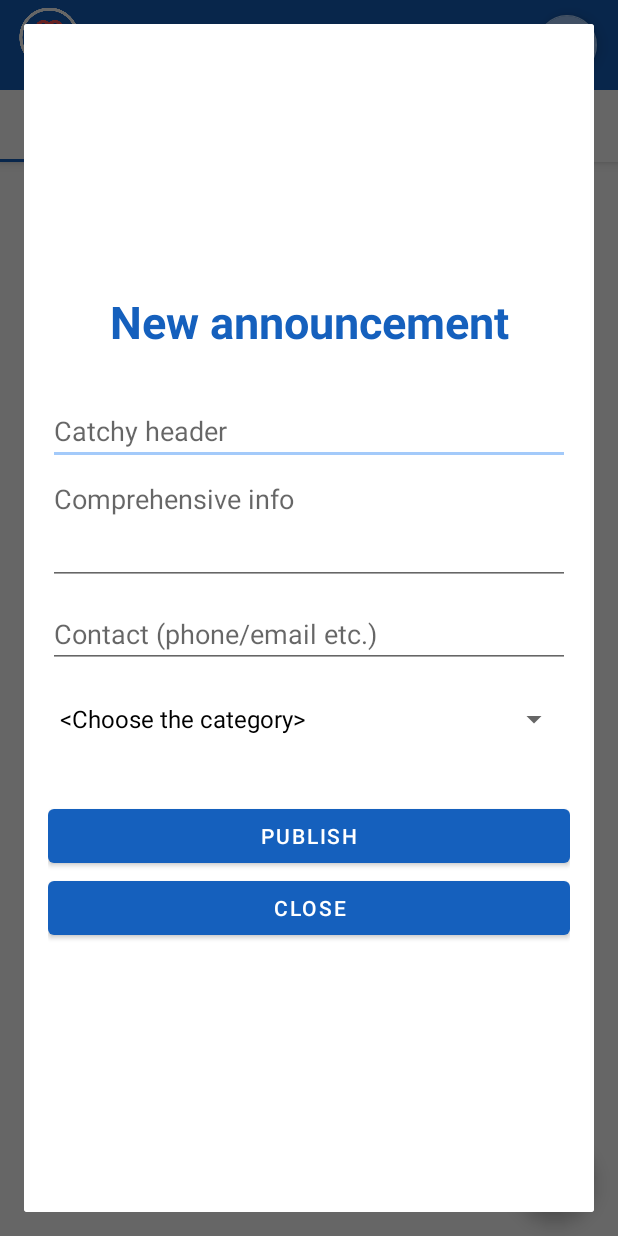
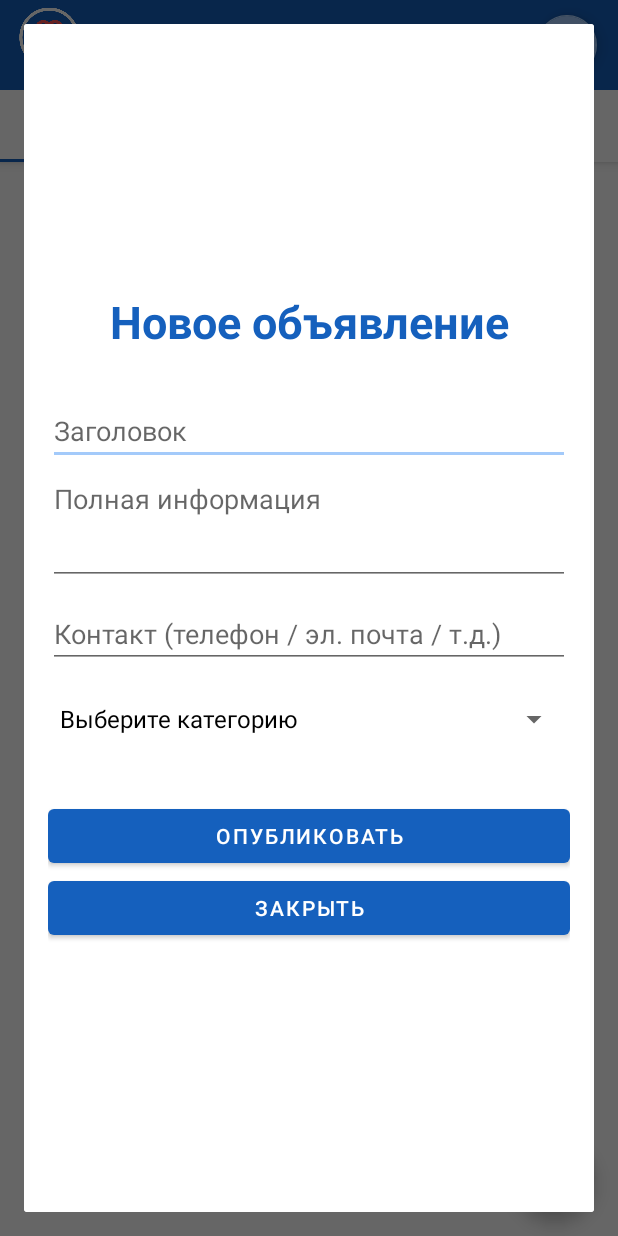
Before and after one commit to SOURobot/MyAdv, an Android app: the fragment CreateFragment placed in its activity, on a phone screen of 412 x 824 dp. Run offline under Robolectric (Android 15) with nearby library versions, the phone set to English and light mode, and no system bars.

Commit message:
Like-Minded 1.0

```diff
--- a/app/src/main/java/com/example/myadv/MainActivity.java
+++ b/app/src/main/java/com/example/myadv/MainActivity.java
@@ -34,16 +34,22 @@ public class MainActivity extends AppCompatActivity implements StaffFragment.Use
         Intent intent = getIntent();
         username = intent.getStringExtra("Login");
 
+        formatName();
+
+        binding.fabLogout.setOnClickListener(v -> logout());
+    }
+
+    private void formatName() {
         if (!isEmpty(username) && username.length() >= 20) {
-            username = username.substring(0, 8) + "...";
+            username = username.substring(0, 10) + "...";
         }
         binding.textUsername.setText(username);
+    }
 
-        binding.fabLogout.setOnClickListener(v -> {
-            Intent intent1 = new Intent(MainActivity.this, LoginActivity.class);
-            intent1.setFlags(Intent.FLAG_ACTIVITY_NEW_TASK | Intent.FLAG_ACTIVITY_CLEAR_TASK);
-            startActivity(intent1);
-        });
+    private void logout() {
+        Intent intent = new Intent(this, LoginActivity.class);
+        intent.setFlags(Intent.FLAG_ACTIVITY_NEW_TASK | Intent.FLAG_ACTIVITY_CLEAR_TASK);
+        startActivity(intent);
     }
 
     @Override
--- a/app/src/main/java/com/example/myadv/databases/PostsDBHelper.java
+++ b/app/src/main/java/com/example/myadv/databases/PostsDBHelper.java
@@ -63,38 +63,29 @@ public class PostsDBHelper extends SQLiteOpenHelper {
 
     public Cursor getUserPosts(String username) {
         SQLiteDatabase db = this.getReadableDatabase();
-        String[] columns = {
-                COLUMN_ID,
-                COLUMN_HEADER,
-                COLUMN_CATEGORY,
-                COLUMN_DATE,
-                COLUMN_USERNAME,
-                COLUMN_INFO,
-                COLUMN_CONTACT
-        };
-
         return db.query(
                 TABLE_POSTS,
-                columns,
+                new String[]{COLUMN_ID, COLUMN_USERNAME, COLUMN_DATE, COLUMN_HEADER,
+                        COLUMN_INFO, COLUMN_CONTACT, COLUMN_CATEGORY},
                 COLUMN_USERNAME + " = ?",
                 new String[]{username},
                 null,
                 null,
-                COLUMN_DATE + " DESC"
+                COLUMN_DATE
         );
     }
 
     public Cursor getAllPosts() {
         SQLiteDatabase db = this.getReadableDatabase();
-        return db.query(TABLE_POSTS,
-                new String[]{COLUMN_ID,
-                        COLUMN_HEADER,
-                        COLUMN_CATEGORY,
-                        COLUMN_DATE,
-                        COLUMN_USERNAME,
-                        COLUMN_INFO,
-                        COLUMN_CONTACT},
-                null, null, null, null,
-                COLUMN_DATE + " DESC");
+        return db.query(
+                TABLE_POSTS,
+                new String[]{COLUMN_ID, COLUMN_USERNAME, COLUMN_DATE, COLUMN_HEADER,
+                        COLUMN_INFO, COLUMN_CONTACT, COLUMN_CATEGORY},
+                null,
+                null,
+                null,
+                null,
+                COLUMN_DATE
+        );
     }
 }
--- a/app/src/main/java/com/example/myadv/post/PostItemDialog.java
+++ b/app/src/main/java/com/example/myadv/post/PostItemDialog.java
@@ -57,7 +57,7 @@ public class PostItemDialog extends DialogFragment {
 
         assert post != null;
         binding.textDetailHeader.setText(post.getHeader());
-        binding.textDetailUsername.setText(post.getUsername());
+        binding.textDetailUsername.setText("by "+ post.getUsername());
         binding.textDetailDate.setText(post.getDate());
         binding.textDetailInfo.setText(post.getInfo());
         binding.textDetailContact.setText(post.getContact());
--- a/app/src/main/res/layout/activity_login.xml
+++ b/app/src/main/res/layout/activity_login.xml
@@ -44,7 +44,8 @@
                 android:layout_width="match_parent"
                 android:layout_height="wrap_content"
                 android:hint="@string/password"
-                android:maxLines="1"/>
+                android:maxLines="1"
+                android:inputType="textPassword"/>
 
             <com.google.android.material.tabs.TabItem
                 android:layout_width="match_parent"
--- a/app/src/main/res/values/strings.xml
+++ b/app/src/main/res/values/strings.xml
@@ -2,23 +2,44 @@
     <string name="app_name">Like-Minded</string>
 
 <!--LoginActivity-->
-    <string name="authorisation">Authorisation</string>
-    <string name="login">Login</string>
-    <string name="password">Password</string>
-    <string name="sign_in">Sign in</string>
-    <string name="register">Register</string>
+    <string name="authorisation">Авторизация</string>
+    <string name="login">Логин</string>
+    <string name="password">Пароль</string>
+    <string name="sign_in">Вход</string>
+    <string name="register">Регистрация</string>
+
+    <string name="empty_fields">Пожалуйста, заполните все поля</string>
+    <string name="bad_input">Неверные данные</string>
+    <string name="user_exists">Данный пользователь уже существует</string>
+    <string name="registration_success">Данные успешно сохранены</string>
+    <string name="save_error">Ошибка при сохранении данных</string>
+    <string name="weak_password">Пароль должен содержать минимум 6 символов</string>
+    <string name="invalid_login">Логин может содержать только буквы, цифры и _</string>
 
 <!--MainActivity-->
     <string name="title_activity_main">MainActivity</string>
-    <string name="tab_text_1">HORIZONS</string>
-    <string name="tab_text_2">STAFF</string>
+    <string name="tab_text_1">Объявления</string>
+    <string name="tab_text_2">Мое</string>
     <string name="refresh">refresh</string>
     <string name="create">create</string>
     <string name="exit">exit</string>
-    <string name="comprehensive_info">Comprehensive info</string>
-    <string name="catchy_header">Catchy header</string>
-    <string name="new_announcement">New announcement</string>
-    <string name="publish">Publish</string>
-    <string name="close">Close</string>
-    <string name="contact">Contact (phone/email etc.)</string>
+
+<!--CreateFragment-->
+    <string name="new_announcement">Новое объявление</string>
+    <string name="catchy_header">Заголовок</string>
+    <string name="comprehensive_info">Полная информация</string>
+    <string name="contact">Контакт (телефон / эл. почта / т.д.)</string>
+    <string name="publish">Опубликовать</string>
+    <string name="close">Закрыть</string>
+
+    <string name="select_category">Выберите категорию</string>
+    <string name="post_published">Объявление опубликовано</string>
+
+    <string-array name="post_categories">
+        <item>Выберите категорию</item>
+        <item>Официальное</item>
+        <item>Событие</item>
+        <item>Хобби</item>
+        <item>Другое</item>
+    </string-array>
 </resources>
```
Also changed, not shown: app/src/main/java/com/example/myadv/LoginActivity.java (+41 -17 lines), app/src/main/java/com/example/myadv/fragments/AllFragment.java (+9 -0 lines), app/src/main/java/com/example/myadv/fragments/CreateFragment.java (+27 -7 lines), app/src/main/java/com/example/myadv/post/PostItem.java (+11 -7 lines), app/src/main/res/layout/item_post.xml (+4 -4 lines), app/src/main/res/layout/item_post_details.xml (+40 -22 lines).
